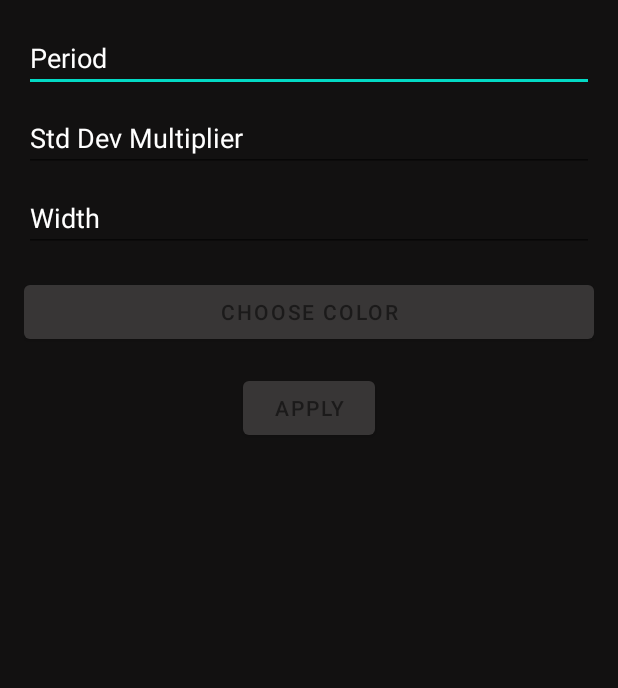
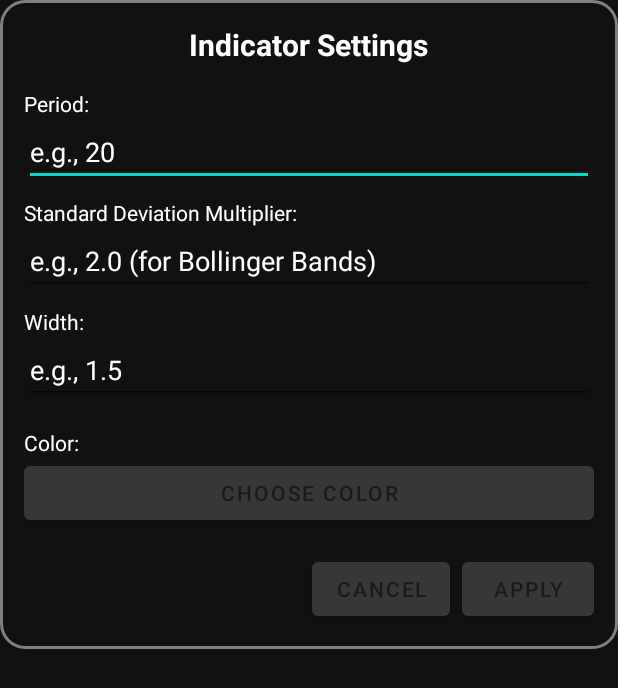
Before and after one commit to Darki709/GutApp, an Android app: the layout popup_indicator_settings.xml on its own in the app's theme, with its tools: preview values and no code run, on a phone screen of 412 x 824 dp. Shown: the top 688 px of the screen. Run offline under Robolectric (Android 15) with nearby library versions, the phone set to English and light mode, and no system bars.

Commit message:
hope emmanual would like it

```diff
--- /dev/null
+++ b/app/src/main/res/drawable/rounded_dialog_background.xml
@@ -0,0 +1,6 @@
+<?xml version="1.0" encoding="utf-8"?>
+<shape xmlns:android="http://schemas.android.com/apk/res/android">
+    <solid android:color="@color/default_bg"/> <!-- A light gray color -->
+    <corners android:radius="16dp"/> <!-- Adjust radius as needed for desired roundness -->
+    <stroke android:width="2dp" android:color="#808080"/> <!-- Added outline here -->
+</shape>
--- a/app/src/main/res/layout/popup_indicator_settings.xml
+++ b/app/src/main/res/layout/popup_indicator_settings.xml
@@ -3,31 +3,64 @@
     android:layout_width="match_parent"
     android:layout_height="wrap_content"
     android:orientation="vertical"
-    android:padding="16dp">
+    android:padding="16dp"
+    android:background="@drawable/rounded_dialog_background"> <!-- Changed background to the new drawable -->
+
+    <TextView
+        android:id="@+id/dialog_title"
+        android:layout_width="wrap_content"
+        android:layout_height="wrap_content"
+        android:layout_gravity="center_horizontal"
+        android:textStyle="bold"
+        android:textSize="20sp"
+        android:layout_marginBottom="16dp"
+        android:text="Indicator Settings" /> <!-- Default text, will be overridden -->
+
+
+
+    <TextView
+        android:layout_width="wrap_content"
+        android:layout_height="wrap_content"
+        android:text="Period:" />
 
     <EditText
         android:id="@+id/edit_text_period"
         android:layout_width="match_parent"
         android:layout_height="wrap_content"
         android:layout_marginBottom="8dp"
-        android:hint="Period"
+        android:hint="e.g., 20"
         android:inputType="number" />
+
+    <TextView
+        android:layout_width="wrap_content"
+        android:layout_height="wrap_content"
+        android:text="Standard Deviation Multiplier:" />
 
     <EditText
         android:id="@+id/edit_text_std_dev_multiplier"
         android:layout_width="match_parent"
         android:layout_height="wrap_content"
         android:layout_marginBottom="8dp"
-        android:hint="Std Dev Multiplier"
+        android:hint="e.g., 2.0 (for Bollinger Bands)"
         android:inputType="numberDecimal" />
+
+    <TextView
+        android:layout_width="wrap_content"
+        android:layout_height="wrap_content"
+        android:text="Width:" />
 
     <EditText
         android:id="@+id/edit_text_width"
         android:layout_width="match_parent"
         android:layout_height="wrap_content"
         android:layout_marginBottom="16dp"
-        android:hint="Width"
+        android:hint="e.g., 1.5"
         android:inputType="numberDecimal" />
+
+    <TextView
+        android:layout_width="wrap_content"
+        android:layout_height="wrap_content"
+        android:text="Color:" />
 
     <Button
         android:id="@+id/button_color_picker"
@@ -36,11 +69,24 @@
         android:layout_marginBottom="16dp"
         android:text="Choose Color" />
 
-    <Button
-        android:id="@+id/button_apply"
-        android:layout_width="wrap_content"
+    <LinearLayout
+        android:layout_width="match_parent"
         android:layout_height="wrap_content"
-        android:layout_gravity="center_horizontal"
-        android:text="Apply" />
+        android:orientation="horizontal"
+        android:gravity="end">
+
+        <Button
+            android:id="@+id/button_cancel"
+            android:layout_width="wrap_content"
+            android:layout_height="wrap_content"
+            android:layout_marginEnd="8dp"
+            android:text="Cancel" />
+
+        <Button
+            android:id="@+id/button_apply"
+            android:layout_width="wrap_content"
+            android:layout_height="wrap_content"
+            android:text="Apply" />
+    </LinearLayout>
 
 </LinearLayout>
```
Also changed, not shown: app/src/main/java/com/example/gutapp/data/chart/indicators/BollingerBands.java (+0 -34 lines), app/src/main/java/com/example/gutapp/ui/ChartActivity.java (+55 -32 lines).
